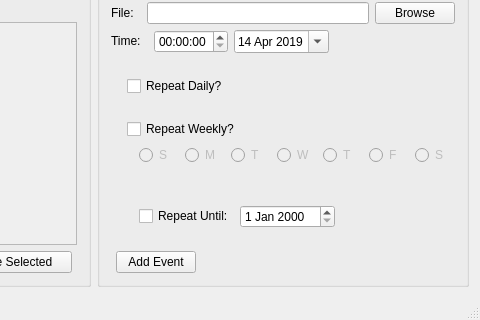
Above: mainwindow.ui from CaelCoruscare/AutoRadioDJ before the change; both pictures show x 673 to 1153 and y 362 to 682 of the 1153 by 682 pixel window. Below: the same form after it.
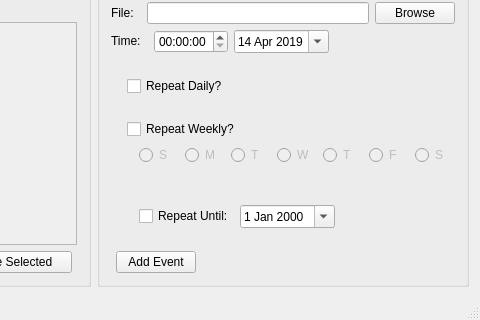
That is the form after the change.

The edit to the form file:
```diff
--- a/mainwindow.ui
+++ b/mainwindow.ui
@@ -833,7 +833,11 @@
               </widget>
              </item>
              <item>
-              <widget class="QDateEdit" name="dateEdit_EventEnd"/>
+              <widget class="QDateEdit" name="dateEdit_EventEnd">
+               <property name="calendarPopup">
+                <bool>true</bool>
+               </property>
+              </widget>
              </item>
              <item>
               <spacer name="horizontalSpacer_14">
```
Left out of the diff: 2 changed lines with no effect on the pictures.
